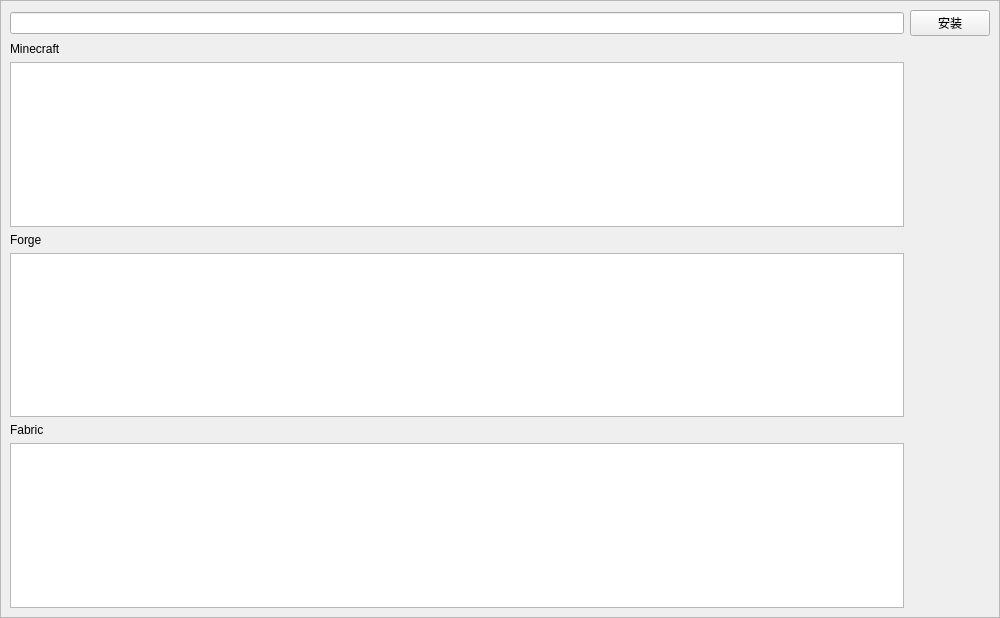
This is Functions/GameDownloader/GameDownloader.ui in 1604042736/FMCL as Qt 5 draws it before an edit. The edited form follows.
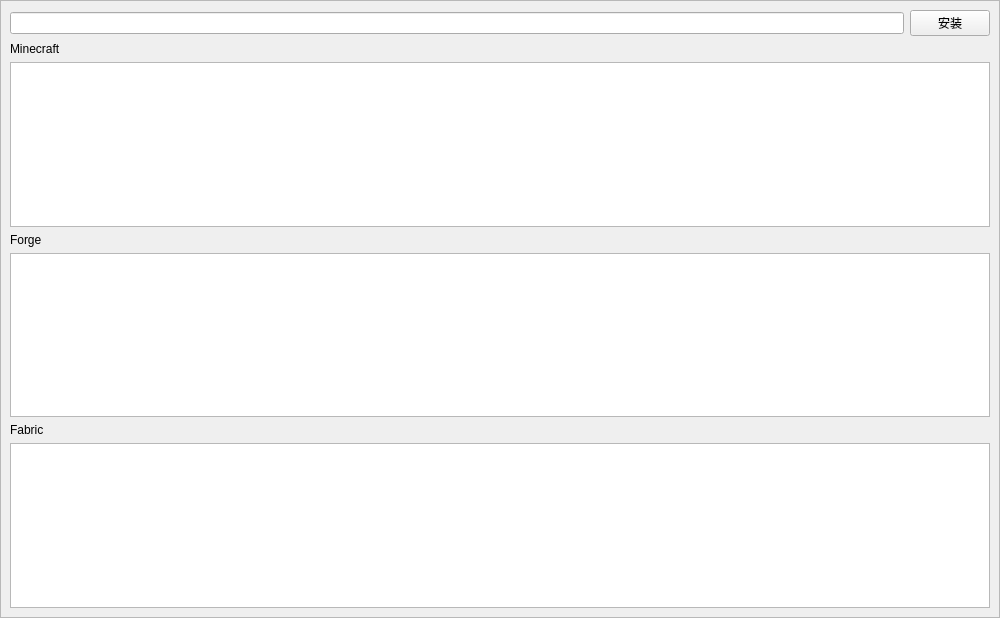
This is the edited form.

Patch:
```diff
--- a/Functions/GameDownloader/GameDownloader.ui
+++ b/Functions/GameDownloader/GameDownloader.ui
@@ -44,12 +44,6 @@
        </rect>
       </property>
       <layout class="QGridLayout" name="gridLayout_2">
-       <item row="5" column="0">
-        <widget class="QListWidget" name="lw_forge"/>
-       </item>
-       <item row="2" column="0">
-        <widget class="QListWidget" name="lw_minecraft"/>
-       </item>
        <item row="0" column="0">
         <widget class="QLineEdit" name="le_name">
          <property name="placeholderText">
@@ -85,7 +79,13 @@
          </property>
         </widget>
        </item>
-       <item row="7" column="0">
+       <item row="2" column="0" colspan="2">
+        <widget class="QListWidget" name="lw_minecraft"/>
+       </item>
+       <item row="5" column="0" colspan="2">
+        <widget class="QListWidget" name="lw_forge"/>
+       </item>
+       <item row="7" column="0" colspan="2">
         <widget class="QListWidget" name="lw_fabric"/>
        </item>
       </layout>
```
